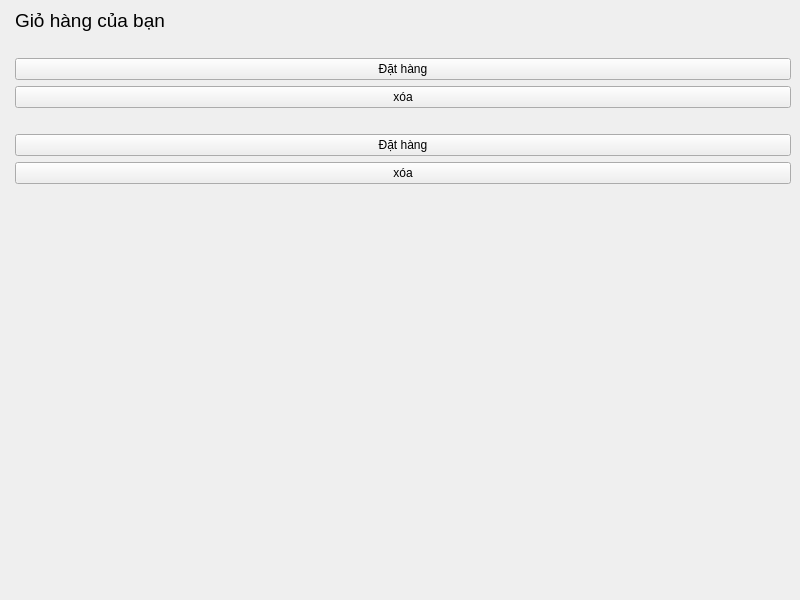
chaunamthong2015-ui/PTA39-SPCK, file ui/giohang.ui: the form before one commit.
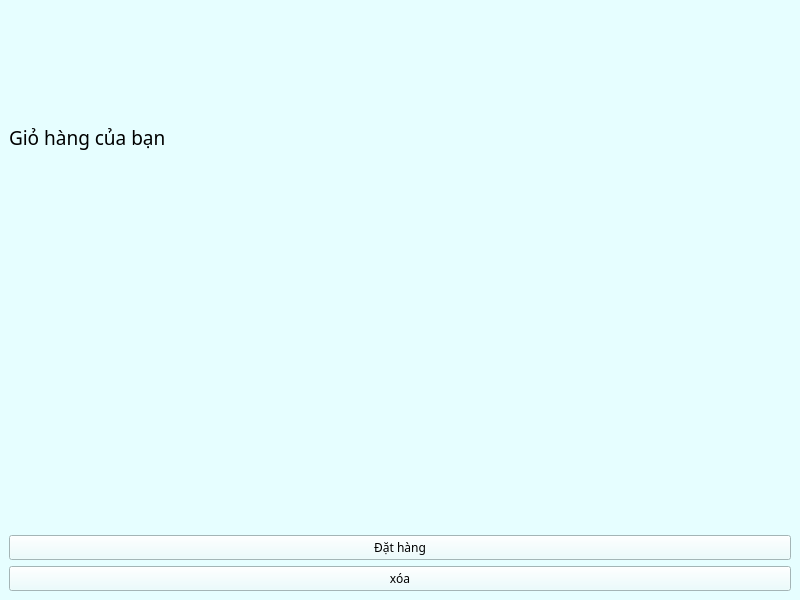
The form after the commit. Icons and pictures are not drawn.

What changed in the file:
```diff
--- a/ui/giohang.ui
+++ b/ui/giohang.ui
@@ -27,14 +27,16 @@
   </property>
   <widget class="QWidget" name="centralwidget">
    <property name="styleSheet">
-    <string notr="true"/>
+    <string notr="true">background-color: #e6feff ;
+color: #000000 ;
+</string>
    </property>
-   <layout class="QFormLayout" name="formLayout">
-    <item row="0" column="1">
+   <layout class="QVBoxLayout" name="verticalLayout">
+    <item>
      <widget class="QLabel" name="label_3">
       <property name="font">
        <font>
-        <family>Arial</family>
+        <family>Arial Black</family>
         <pointsize>14</pointsize>
        </font>
       </property>
@@ -43,20 +45,7 @@
       </property>
      </widget>
     </item>
-    <item row="2" column="1">
-     <widget class="QLabel" name="label_2">
-      <property name="text">
-       <string/>
-      </property>
-      <property name="pixmap">
-       <pixmap>../assets/imgs/images (1).jpg</pixmap>
-      </property>
-      <property name="scaledContents">
-       <bool>true</bool>
-      </property>
-     </widget>
-    </item>
-    <item row="6" column="1">
+    <item>
      <widget class="QLabel" name="label">
       <property name="text">
        <string/>
@@ -69,31 +58,27 @@
       </property>
      </widget>
     </item>
-    <item row="11" column="1">
-     <widget class="QPushButton" name="remove_btn2">
-      <property name="text">
-       <string>xóa</string>
-      </property>
-     </widget>
-    </item>
-    <item row="4" column="1">
-     <widget class="QPushButton" name="remove_btn1">
-      <property name="text">
-       <string>xóa</string>
-      </property>
-     </widget>
-    </item>
-    <item row="3" column="1">
+    <item>
      <widget class="QPushButton" name="dathang_1">
+      <property name="font">
+       <font>
+        <family>Arial Black</family>
+       </font>
+      </property>
       <property name="text">
        <string>Đặt hàng</string>
       </property>
      </widget>
     </item>
-    <item row="7" column="1">
-     <widget class="QPushButton" name="dathang_2">
+    <item>
+     <widget class="QPushButton" name="remove_btn1">
+      <property name="font">
+       <font>
+        <family>Arial Black</family>
+       </font>
+      </property>
       <property name="text">
-       <string>Đặt hàng</string>
+       <string>xóa</string>
       </property>
      </widget>
     </item>
```
Left out of the diff: 6 changed lines with no effect on the pictures.
